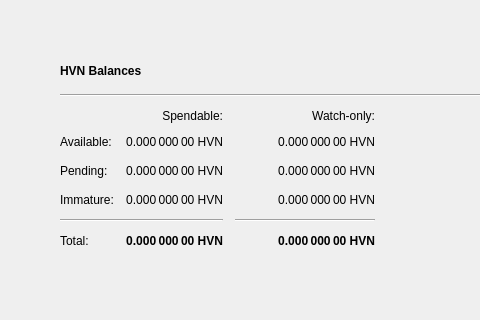
First picture: the form in src/qt/forms/overviewpage.ui, repository HiveProject2021/Hivecoin, before the edit; both pictures show x 0 to 480 and y 0 to 320 of the 1343 by 759 pixel window.
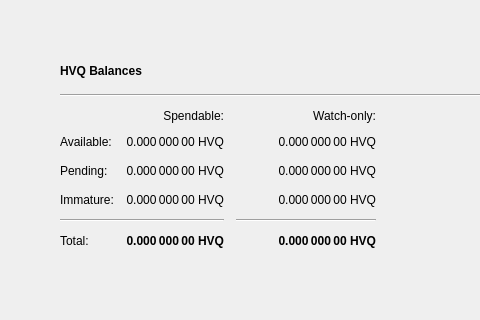
Second picture: the form after the edit. Icons and pictures are not drawn.

```diff
--- a/src/qt/forms/overviewpage.ui
+++ b/src/qt/forms/overviewpage.ui
@@ -94,7 +94,7 @@
                  </font>
                 </property>
                 <property name="text">
-                 <string>HVN Balances</string>
+                 <string>HVQ Balances</string>
                 </property>
                </widget>
               </item>
@@ -173,7 +173,7 @@
                  <string>Mined balance in watch-only addresses that has not yet matured</string>
                 </property>
                 <property name="text">
-                 <string notr="true">0.000 000 00 HVN</string>
+                 <string notr="true">0.000 000 00 HVQ</string>
                 </property>
                 <property name="alignment">
                  <set>Qt::AlignRight|Qt::AlignTrailing|Qt::AlignVCenter</set>
@@ -218,7 +218,7 @@
                  <string>Your current balance in watch-only addresses</string>
                 </property>
                 <property name="text">
-                 <string notr="true">0.000 000 00 HVN</string>
+                 <string notr="true">0.000 000 00 HVQ</string>
                 </property>
                 <property name="alignment">
                  <set>Qt::AlignRight|Qt::AlignTrailing|Qt::AlignVCenter</set>
@@ -243,7 +243,7 @@
                  <string>Total of transactions that have yet to be confirmed, and do not yet count toward the spendable balance</string>
                 </property>
                 <property name="text">
-                 <string notr="true">0.000 000 00 HVN</string>
+                 <string notr="true">0.000 000 00 HVQ</string>
                 </property>
                 <property name="alignment">
                  <set>Qt::AlignRight|Qt::AlignTrailing|Qt::AlignVCenter</set>
@@ -304,7 +304,7 @@
                  <string>Current total balance in watch-only addresses</string>
                 </property>
                 <property name="text">
-                 <string notr="true">0.000 000 00 HVN</string>
+                 <string notr="true">0.000 000 00 HVQ</string>
                 </property>
                 <property name="alignment">
                  <set>Qt::AlignRight|Qt::AlignTrailing|Qt::AlignVCenter</set>
@@ -346,7 +346,7 @@
                  <string>Your current total balance</string>
                 </property>
                 <property name="text">
-                 <string notr="true">0.000 000 00 HVN</string>
+                 <string notr="true">0.000 000 00 HVQ</string>
                 </property>
                 <property name="alignment">
                  <set>Qt::AlignRight|Qt::AlignTrailing|Qt::AlignVCenter</set>
@@ -371,7 +371,7 @@
                  <string>Your current spendable balance</string>
                 </property>
                 <property name="text">
-                 <string notr="true">0.000 000 00 HVN</string>
+                 <string notr="true">0.000 000 00 HVQ</string>
                 </property>
                 <property name="alignment">
                  <set>Qt::AlignRight|Qt::AlignTrailing|Qt::AlignVCenter</set>
@@ -410,7 +410,7 @@
                  <string>Mined balance that has not yet matured</string>
                 </property>
                 <property name="text">
-                 <string notr="true">0.000 000 00 HVN</string>
+                 <string notr="true">0.000 000 00 HVQ</string>
                 </property>
                 <property name="alignment">
                  <set>Qt::AlignRight|Qt::AlignTrailing|Qt::AlignVCenter</set>
@@ -435,7 +435,7 @@
                  <string>Unconfirmed transactions to watch-only addresses</string>
                 </property>
                 <property name="text">
-                 <string notr="true">0.000 000 00 HVN</string>
+                 <string notr="true">0.000 000 00 HVQ</string>
                 </property>
                 <property name="alignment">
                  <set>Qt::AlignRight|Qt::AlignTrailing|Qt::AlignVCenter</set>
```
